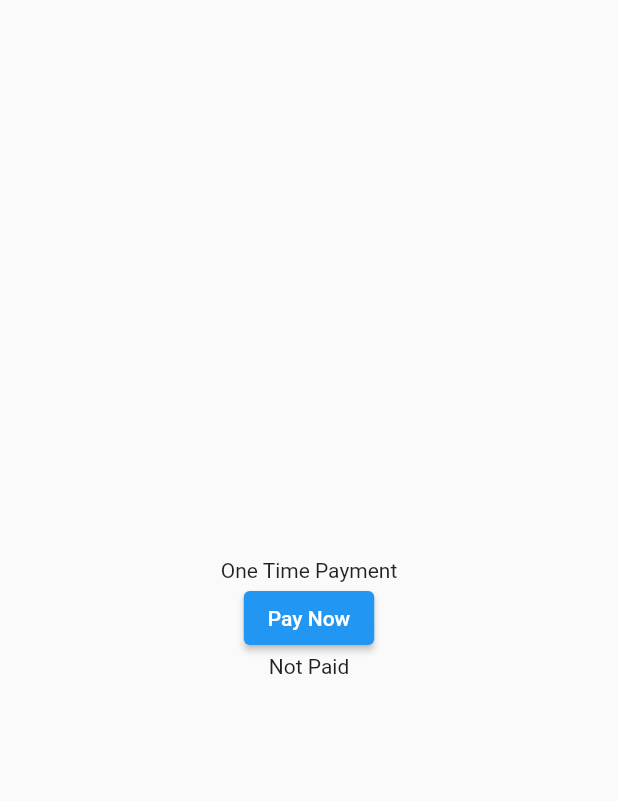
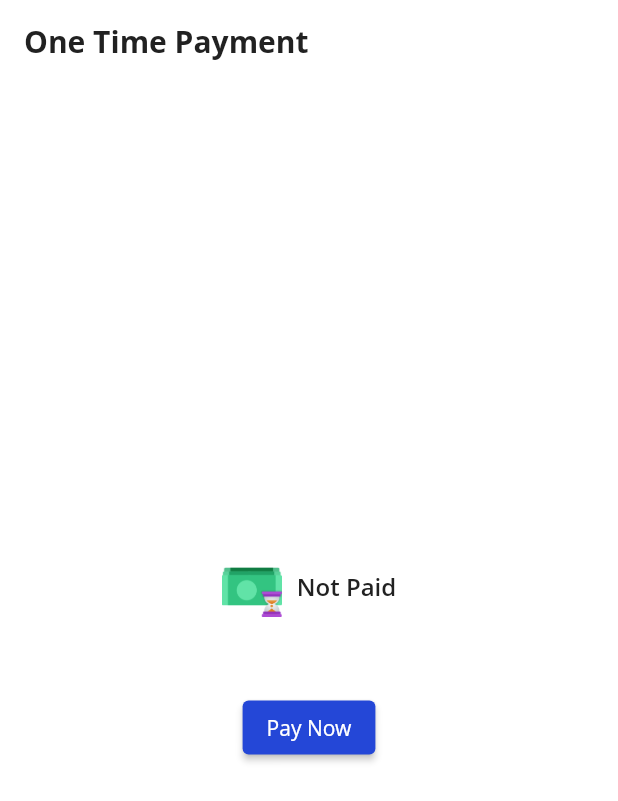
Before and after one commit to dileepadev/flutter_with_payhere, a Flutter app: the screen it shows after launch, after a tap on "One Time Payment", on a phone screen of 412 x 824 dp. Shown: the top 801 px of the screen. Run offline on Flutter 3.47's test engine with Material 2 defaults, Android fonts, the phone set to English and light mode, and no system bars; missing offline and left inert: payhere_mobilesdk_flutter; Roboto replaces fonts that are missing (Open Sans).

Commit message:
Update One Time Payment

```diff
--- /dev/null
+++ b/lib/app_theme.dart
@@ -0,0 +1,47 @@
+import 'package:flutter/material.dart';
+
+class AppThemeData {
+  final String appName = "Flutter with PayHere";
+  final String packageName = "dev.dileepabandara.flutter_with_payhere";
+  final String appVersion = "1.0.0+1";
+  final Color appColor = const Color.fromRGBO(36, 71, 215, 1.0);
+
+  final TextStyle headline6Style = const TextStyle(
+      fontSize: 20.0,
+      fontWeight: FontWeight.bold,
+      color: Color.fromRGBO(33, 33, 33, 1.0));
+
+  final TextStyle headline7Style = const TextStyle(
+      fontSize: 18.0,
+      fontWeight: FontWeight.bold,
+      color: Color.fromRGBO(33, 33, 33, 1.0));
+
+  final TextStyle subtitle1Style = const TextStyle(
+      fontSize: 16.0,
+      fontWeight: FontWeight.w600,
+      color: Color.fromRGBO(33, 33, 33, 1.0));
+
+  final AppBarTheme paymentMethodsAppBarStyle = const AppBarTheme(
+      backgroundColor: Colors.white,
+      elevation: 0.0,
+      foregroundColor: Color.fromRGBO(33, 33, 33, 1.0));
+
+  // Light Theme Only
+  static final ThemeData lightThemeOnly = ThemeData(
+    brightness: Brightness.light,
+    colorScheme: const ColorScheme.light(),
+    primaryColor: const Color.fromRGBO(36, 71, 215, 1.0),
+    backgroundColor: const Color.fromRGBO(60, 96, 246, 1.0),
+    scaffoldBackgroundColor: Colors.white,
+    fontFamily: 'Open Sans',
+    appBarTheme: const AppBarTheme(
+        color: Color.fromRGBO(36, 71, 215, 1.0), elevation: 0.0),
+    elevatedButtonTheme: ElevatedButtonThemeData(
+      style: ButtonStyle(
+        backgroundColor: MaterialStateProperty.all<Color>(
+            const Color.fromRGBO(36, 71, 215, 1.0)),
+        foregroundColor: MaterialStateProperty.all<Color>(Colors.white),
+      ),
+    ),
+  );
+}
--- /dev/null
+++ b/lib/custom_widgets.dart
@@ -0,0 +1,144 @@
+import 'package:flutter/material.dart';
+import 'package:flutter_with_payhere/app_theme.dart';
+
+class CustomWidgets {
+  PreferredSizeWidget? paymentMethodsAppBar(String title) {
+    return AppBar(
+        automaticallyImplyLeading: false,
+        title: Text(
+          title,
+          style: AppThemeData().headline6Style,
+        ),
+        backgroundColor: Colors.white,
+        elevation: 0.0,
+        foregroundColor: const Color.fromRGBO(33, 33, 33, 1.0));
+  }
+
+  Image cardIcon(String iconName) {
+    return Image.asset(
+      iconName,
+      height: 40.0,
+      width: 40.0,
+    );
+  }
+
+  Text cardNumber(String cardNumber) {
+    return Text(cardNumber);
+  }
+
+  Column paymentCards(String cardName) {
+    return Column(
+      crossAxisAlignment: CrossAxisAlignment.start,
+      children: [
+        Row(
+          children: [
+            if (cardName == "Visa") ...[
+              statusIcon('assets/icons/icons8_visa_127px.png'),
+            ] else if (cardName == "MasterCard") ...[
+              statusIcon('assets/icons/icons8_mastercard_127px.png'),
+            ] else if (cardName == "American Express") ...[
+              statusIcon('assets/icons/icons8_american_express_127px.png'),
+            ] else ...[
+              statusIcon('assets/icons/icons8_payment_history_127px.png'),
+            ],
+            const SizedBox(
+              width: 10.0,
+            ),
+            Text(
+              cardName,
+              style: AppThemeData().subtitle1Style,
+            ),
+          ],
+        ),
+        if (cardName == "Visa") ...[
+          cardNumber('4916217501611292'),
+        ] else if (cardName == "MasterCard") ...[
+          cardNumber('5307732125531191'),
+        ] else if (cardName == "American Express") ...[
+          cardNumber('346781005510225'),
+        ] else ...[
+          cardNumber('XXXXXXXXXXXXXXXXXXXXXXX'),
+        ],
+      ],
+    );
+  }
+
+  Column paymentInstruction() {
+    return Column(
+      children: [
+        Text(
+          "Test Card Numbers",
+          style: AppThemeData().headline7Style,
+        ),
+        const SizedBox(
+          height: 10.0,
+        ),
+        Row(
+          mainAxisAlignment: MainAxisAlignment.center,
+          children: [
+            Column(
+              crossAxisAlignment: CrossAxisAlignment.start,
+              children: [
+                paymentCards("Visa"),
+                const SizedBox(
+                  height: 8.0,
+                ),
+                paymentCards("MasterCard"),
+                const SizedBox(
+                  height: 8.0,
+                ),
+                paymentCards("American Express"),
+              ],
+            ),
+            const SizedBox(
+              width: 20.0,
+            ),
+            Column(
+              children: [
+                Image.asset(
+                  'assets/icons/icons8_card_payment_127px.png',
+                  height: 80.0,
+                  width: 80.0,
+                ),
+                Image.asset(
+                  'assets/icons/icons8_paper_money_127px_1.png',
+                  height: 80.0,
+                  width: 80.0,
+                ),
+              ],
+            )
+          ],
+        ),
+      ],
+    );
+  }
+
+  Image statusIcon(String iconName) {
+    return Image.asset(
+      iconName,
+      height: 40.0,
+      width: 40.0,
+    );
+  }
+
+  Row paymentStatus(String paymentStatus) {
+    return Row(
+      mainAxisAlignment: MainAxisAlignment.center,
+      children: [
+        if (paymentStatus == "Successful") ...[
+          statusIcon('assets/icons/icons8_ok_127px.png'),
+        ] else if (paymentStatus == "Failed") ...[
+          statusIcon('assets/icons/icons8_cancel_127px.png'),
+        ] else if (paymentStatus == "Dismissed") ...[
+          statusIcon('assets/icons/icons8_error_127px.png'),
+        ] else ...[
+          statusIcon('assets/icons/icons8_payment_history_127px.png'),
+        ],
+        const SizedBox(
+          width: 10.0,
+        ),
+        Text(paymentStatus, style: AppThemeData().subtitle1Style),
+      ],
+    );
+  }
+}
--- a/lib/home_page.dart
+++ b/lib/home_page.dart
@@ -1,4 +1,6 @@
 import 'package:flutter/material.dart';
+import 'package:flutter_with_payhere/app_theme.dart';
+import 'package:flutter_with_payhere/custom_widgets.dart';
 import 'package:flutter_with_payhere/one_time_payment_page.dart';
 
 class HomePage extends StatefulWidget {
@@ -16,15 +18,19 @@ class _HomePageState extends State<HomePage> {
     return Scaffold(
       appBar: AppBar(
         title: Center(child: Text(widget.title)),
-        elevation: 0.0,
-        backgroundColor: const Color.fromRGBO(36, 71, 215, 1.0),
       ),
       body: Column(
         children: [
           Container(
             width: MediaQuery.of(context).size.width,
             height: MediaQuery.of(context).size.width * 0.3,
-            color: const Color.fromRGBO(36, 71, 215, 1.0),
+            decoration: BoxDecoration(
+              borderRadius: const BorderRadius.only(
+                bottomLeft: Radius.circular(80.0),
+                bottomRight: Radius.circular(80.0),
+              ),
+              color: AppThemeData().appColor,
+            ),
             child: Column(
               mainAxisAlignment: MainAxisAlignment.start,
               children: [
@@ -36,14 +42,23 @@ class _HomePageState extends State<HomePage> {
               ],
             ),
           ),
+          const SizedBox(
+            height: 20.0,
+          ),
+          CustomWidgets().paymentInstruction(),
+          const SizedBox(
+            height: 20.0,
+          ),
           ElevatedButton(
-              onPressed: () {
-                Navigator.push(
-                  context,
-                  MaterialPageRoute(builder: (context) => const OneTimePaymentPage()),
-                );
-              },
-              child: const Text("One Time Payment")),
+            onPressed: () {
+              Navigator.push(
+                context,
+                MaterialPageRoute(
+                    builder: (context) => const OneTimePaymentPage()),
+              );
+            },
+            child: const Text("One Time Payment"),
+          ),
         ],
       ),
     );
--- a/lib/main.dart
+++ b/lib/main.dart
@@ -1,4 +1,5 @@
 import 'package:flutter/material.dart';
+import 'package:flutter_with_payhere/app_theme.dart';
 
 import 'home_page.dart';
 
@@ -12,11 +13,9 @@ class MyApp extends StatelessWidget {
   @override
   Widget build(BuildContext context) {
     return MaterialApp(
-      title: 'Flutter with PayHere',
-      theme: ThemeData(
-        primarySwatch: Colors.blue,
-      ),
-      home: const HomePage(title: 'Flutter with PayHere'),
+      title: AppThemeData().appName,
+      theme: AppThemeData.lightThemeOnly,
+      home: HomePage(title: AppThemeData().appName),
     );
   }
 }
--- a/lib/one_time_payment_page.dart
+++ b/lib/one_time_payment_page.dart
@@ -1,4 +1,6 @@
 import 'package:flutter/material.dart';
+import 'package:flutter_with_payhere/app_theme.dart';
+import 'package:flutter_with_payhere/custom_widgets.dart';
 import 'package:payhere_mobilesdk_flutter/payhere_mobilesdk_flutter.dart';
 
 import 'payhere_payment.dart';
@@ -11,7 +13,8 @@ class OneTimePaymentPage extends StatefulWidget {
 }
 
 class _OneTimePaymentPageState extends State<OneTimePaymentPage> {
-  String paymentStatus = "Not Paid";
+  // This paymentStatus is for future use
+  String? paymentStatus;
 
   payNow() {
     PayHere.startPayment(PayHereOneTimePayment().paymentObject, (paymentId) {
@@ -28,21 +31,32 @@ class _OneTimePaymentPageState extends State<OneTimePaymentPage> {
 
   void setPaymentStatus(String status) {
     setState(() {
-      paymentStatus = "Payment $status!";
+      paymentStatus = status;
+      CustomWidgets().paymentStatus(status);
+      debugPrint(status);
     });
+  }
+
+  @override
+  void initState() {
+    paymentStatus = "Not Paid";
+    super.initState();
   }
 
   @override
   Widget build(BuildContext context) {
     return Scaffold(
+      appBar: CustomWidgets().paymentMethodsAppBar("One Time Payment"),
       body: Center(
         child: Column(
           mainAxisAlignment: MainAxisAlignment.center,
           children: [
-            const Text("One Time Payment"),
+            CustomWidgets().paymentStatus(paymentStatus!),
+            const SizedBox(
+              height: 50.0,
+            ),
             ElevatedButton(
                 onPressed: () => payNow(), child: const Text("Pay Now")),
-            Text(paymentStatus),
           ],
         ),
       ),
--- a/pubspec.yaml
+++ b/pubspec.yaml
@@ -61,6 +61,7 @@ flutter:
   # To add assets to your application, add an assets section, like this:
   assets:
     - assets/images/
+    - assets/icons/
 
   # An image asset can refer to one or more resolution-specific "variants", see
   # https://flutter.dev/assets-and-images/#resolution-aware.
```
Also changed, not shown: assets/icons/icons8_american_express_127px.png (added), assets/icons/icons8_cancel_127px.png (added), assets/icons/icons8_card_payment_127px.png (added), assets/icons/icons8_error_127px.png (added), assets/icons/icons8_mastercard_127px.png (added), assets/icons/icons8_ok_127px.png (added), assets/icons/icons8_paper_money_127px_1.png (added), assets/icons/icons8_payment_history_127px.png (added), assets/icons/icons8_visa_127px.png (added).
